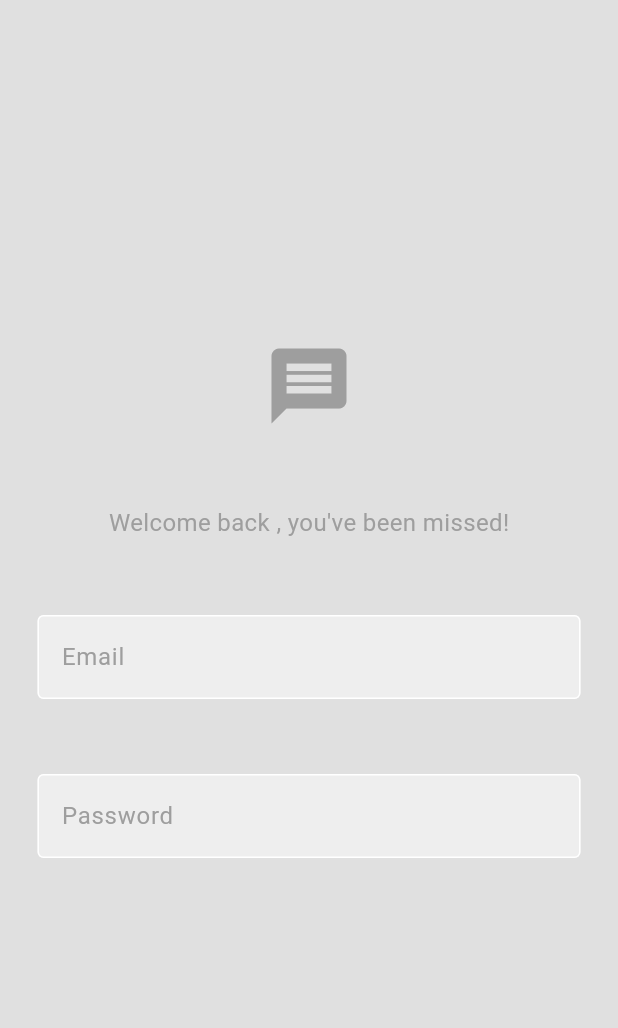
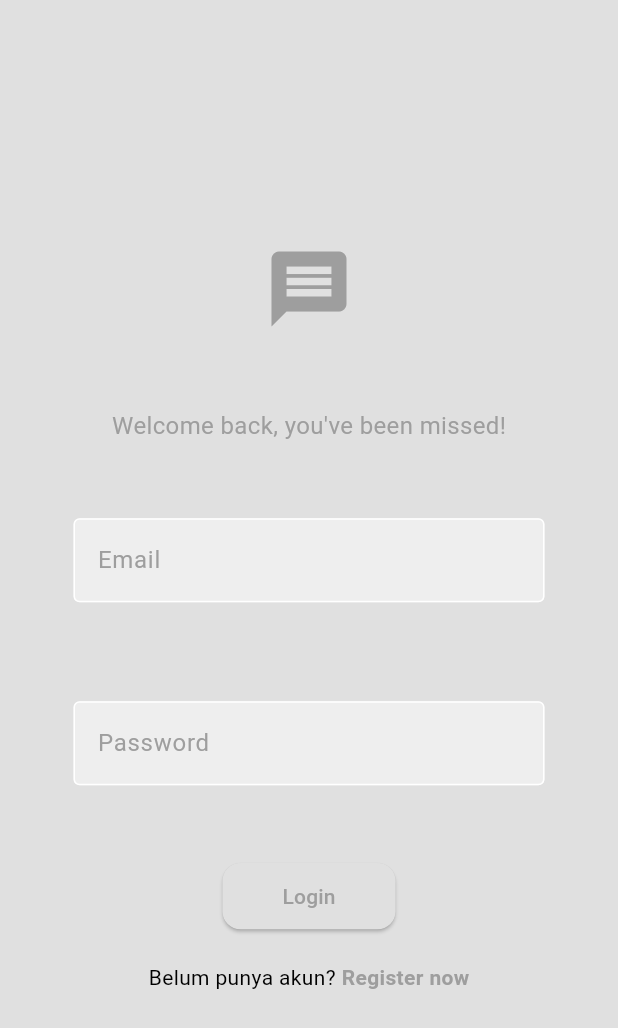
Before and after one commit to Revifaturahman/ChatsApp, a Flutter app: the screen it shows after launch, after a tap on "Skip", after a tap on "Mulai", on a phone screen of 412 x 824 dp. Shown: the top 1028 px of the screen. Run offline on Flutter 3.47's test engine with Material 3 defaults, Android fonts, the light colour scheme and no system bars; our stand-ins replace cloud_firestore, firebase_auth, firebase_core, introduction_screen; accounts and stored records are empty.

Commit message:
Refactor user authentication and management: update user model, repository, and service; implement login and registration features; enhance main layout with logout functionality.

```diff
--- a/lib/core/utils/auth.dart
+++ b/lib/core/utils/auth.dart
@@ -1,3 +1,5 @@
-import 'package:chatsapp/data/models/user_model.dart';
+import 'package:firebase_auth/firebase_auth.dart';
 
-Future<User?> getUser() async {}
+Future<User?> getUser() async {
+  return FirebaseAuth.instance.currentUser;
+}
--- a/lib/data/models/user_model.dart
+++ b/lib/data/models/user_model.dart
@@ -1,28 +1,19 @@
-class User {
+class UserModel {
   final String id;
-  final String accessToken;
   final String name;
-  final int no_phone;
-  final String? avatar;
+  final String email;
 
-  User({
-    required this.id,
-    required this.accessToken,
-    required this.name,
-    required this.no_phone,
-    this.avatar,
-  });
+  UserModel({required this.id, required this.name, required this.email});
 
-  factory User.fromJson(Map<String, dynamic> json) {
-    // final userJson = json['user'];
-    return User(
-      id: json['id'],
-      accessToken: json['accessToken'] ?? '',
-      name: json['name'],
-      no_phone: json['no_phone'] is int
-          ? json['no_phone']
-          : int.tryParse(json['no_phone'].toString()) ?? 0,
-      avatar: json['avatar'],
+  factory UserModel.fromMap(Map<String, dynamic> map, String id) {
+    return UserModel(
+      id: id,
+      name: map['name'] ?? '',
+      email: map['email'] ?? '',
     );
   }
+
+  Map<String, dynamic> toMap() {
+    return {"name": name, "email": email};
+  }
 }
--- a/lib/data/repository/user_repository.dart
+++ b/lib/data/repository/user_repository.dart
@@ -1,81 +1,68 @@
+import 'package:firebase_auth/firebase_auth.dart' as fb;
+import 'package:cloud_firestore/cloud_firestore.dart';
 import 'package:chatsapp/data/models/user_model.dart';
-import 'package:chatsapp/data/service/user_service.dart';
 
 class UserRepository {
+  final fb.FirebaseAuth _auth = fb.FirebaseAuth.instance;
+  final FirebaseFirestore _db = FirebaseFirestore.instance;
 
-  // sementara pakai dummy
-  final List<Map<String, dynamic>> dummyUsers = [
-    {
-      "id": "1",
-      "accessToken": "token_1",
-      "name": "Revi",
-      "no_phone": 812345001,
-    },
-    {
-      "id": "2",
-      "accessToken": "token_2",
-      "name": "Fatur",
-      "no_phone": 812345002,
-    },
-    {
-      "id": "3",
-      "accessToken": "token_3",
-      "name": "Dina",
-      "no_phone": 812345003,
-    },
-    {
-      "id": "4",
-      "accessToken": "token_4",
-      "name": "Andi",
-      "no_phone": 812345004,
-    },
-    {
-      "id": "5",
-      "accessToken": "token_5",
-      "name": "Siti",
-      "no_phone": 812345005,
-    },
-    {
-      "id": "6",
-      "accessToken": "token_6",
-      "name": "Budi",
-      "no_phone": 812345006,
-    },
-    {
-      "id": "7",
-      "accessToken": "token_7",
-      "name": "Rina",
-      "no_phone": 812345007,
-    },
-    {
-      "id": "8",
-      "accessToken": "token_8",
-      "name": "Agus",
-      "no_phone": 812345008,
-    },
-    {
-      "id": "9",
-      "accessToken": "token_9",
-      "name": "Nina",
-      "no_phone": 812345009,
-    },
-    {
-      "id": "10",
-      "accessToken": "token_10",
-      "name": "Rudi",
-      "no_phone": 812345010,
-    },
-  ];
+  // login email + password
+  Future<fb.User?> login(String email, String password) async {
+    final credential = await _auth.signInWithEmailAndPassword(
+      email: email,
+      password: password,
+    );
+    return credential.user;
+  }
 
-  final UserService service;
+  // register user baru + simpan ke Firestore
+  Future<UserModel?> register(
+    String name,
+    String email,
+    String password,
+  ) async {
+    final credential = await _auth.createUserWithEmailAndPassword(
+      email: email,
+      password: password,
+    );
 
-  UserRepository(this.service);
+    final fb.User? firebaseUser = credential.user;
 
-  Future<List<User>> getUsers() async {
-    // nanti ganti dengan:
-    // final response = await service.getUsers();
-    // final List data = jsonDecode(response.body);
+    if (firebaseUser != null) {
+      final userModel = UserModel(
+        id: firebaseUser.uid,
+        name: name,
+        email: email,
+      );
 
-    return dummyUsers.map((e) => User.fromJson(e)).toList();
+      await _db
+          .collection("users")
+          .doc(firebaseUser.uid)
+          .set(userModel.toMap());
+      return userModel;
+    }
+    return null;
+  }
+
+  // ambil profile user dari Firestore
+  Future<UserModel?> getUserProfile(String uid) async {
+    final doc = await _db.collection("users").doc(uid).get();
+    if (doc.exists) {
+      return UserModel.fromMap(doc.data()!, doc.id);
+    }
+    return null;
+  }
+
+  // ambil semua user
+  Future<List<UserModel>> getUsers() async {
+    final snapshot = await _db.collection("users").get();
+    return snapshot.docs
+        .map((doc) => UserModel.fromMap(doc.data(), doc.id))
+        .toList();
+  }
+
+  // logout
+  Future<void> logout() async {
+    await _auth.signOut();
   }
 }
--- a/lib/main.dart
+++ b/lib/main.dart
@@ -4,46 +4,34 @@ import 'package:chatsapp/data/repository/message_repository.dart';
 import 'package:chatsapp/data/service/chatparticipant_service.dart';
 import 'package:chatsapp/data/service/friends_service.dart';
 import 'package:chatsapp/data/service/message_service.dart';
-import 'package:chatsapp/presentation/pages/chatdetail_page.dart';
-import 'package:chatsapp/presentation/pages/friends_page.dart';
-import 'package:chatsapp/presentation/pages/group_page.dart';
-import 'package:chatsapp/presentation/pages/historychat_page.dart';
 import 'package:chatsapp/presentation/pages/intoductionscreen_page.dart';
-import 'package:chatsapp/presentation/pages/login.dart';
 import 'package:chatsapp/presentation/provider/chatparticipant_provider.dart';
 import 'package:chatsapp/presentation/provider/friends_provider.dart';
 import 'package:chatsapp/presentation/provider/message_provider.dart';
 import 'package:chatsapp/presentation/themes/lightmode.dart';
 import 'package:flutter/material.dart';
-import 'package:firebase_core/firebase_core.dart'; // <--- Tambahkan ini
-import 'package:introduction_screen/introduction_screen.dart';
-import 'firebase_options.dart'; // <--- Tambahkan ini
+import 'package:firebase_core/firebase_core.dart';
+import 'firebase_options.dart';
 import 'package:provider/provider.dart';
 import 'package:chatsapp/presentation/provider/user_provider.dart';
 import 'package:chatsapp/presentation/provider/chatroom_provider.dart';
 import 'package:chatsapp/data/repository/chatroom_repository.dart';
 import 'package:chatsapp/data/repository/user_repository.dart';
 import 'package:chatsapp/data/service/chatroom_service.dart';
-import 'package:chatsapp/data/service/user_service.dart';
 
 Future<void> main() async {
-  WidgetsFlutterBinding.ensureInitialized(); // <--- Tambahkan ini
-  await Firebase.initializeApp(
-    // <--- Tambahkan ini
-    options: DefaultFirebaseOptions.currentPlatform,
-  );
+  WidgetsFlutterBinding.ensureInitialized();
+  await Firebase.initializeApp(options: DefaultFirebaseOptions.currentPlatform);
   runApp(
     MultiProvider(
       providers: [
         ChangeNotifierProvider(
-          create: (_) =>
-              UserProvider(UserRepository(UserService()))
-                ..loadUser(), // otomatis load saat provider dibuat
+          create: (_) => UserProvider(UserRepository())..loadUsers(),
         ),
         ChangeNotifierProvider(
           create: (_) =>
               ChatRoomProvider(ChatRoomRepository(ChatRoomService()))
-                ..loadChatRooms(), // otomatis load chatroom
+                ..loadChatRooms(),
         ),
         ChangeNotifierProvider(
           create: (_) => MessageProvider(MessageRepository(MessageService())),
--- a/lib/presentation/pages/intoductionscreen_page.dart
+++ b/lib/presentation/pages/intoductionscreen_page.dart
@@ -72,7 +72,7 @@ class IntroductionScreenPage extends StatelessWidget {
         onDone: () {
           Navigator.pushReplacement(
             context,
-            MaterialPageRoute(builder: (_) => Loginpage()),
+            MaterialPageRoute(builder: (_) => LoginPage()),
           );
         },
         dotsDecorator: DotsDecorator(
--- a/lib/presentation/pages/login.dart
+++ b/lib/presentation/pages/login.dart
@@ -1,65 +1,140 @@
-import 'package:chatsapp/presentation/provider/chatroom_provider.dart';
 import 'package:chatsapp/widgets/my_teksfield.dart';
+import 'package:chatsapp/widgets/main_layout.dart';
 import 'package:flutter/material.dart';
-import 'package:firebase_auth/firebase_auth.dart';
 import 'package:provider/provider.dart';
 import 'package:chatsapp/presentation/provider/user_provider.dart';
 
-class Loginpage extends StatelessWidget {
-  //email dan pw controller
+class LoginPage extends StatefulWidget {
+  const LoginPage({super.key});
+
+  @override
+  State<LoginPage> createState() => _LoginPageState();
+}
+
+class _LoginPageState extends State<LoginPage> {
   final TextEditingController emailController = TextEditingController();
   final TextEditingController passwordController = TextEditingController();
+  bool _isLoading = false;
 
-  Loginpage({super.key});
+  @override
+  void dispose() {
+    emailController.dispose();
+    passwordController.dispose();
+    super.dispose();
+  }
+
+  Future<void> _login() async {
+    final email = emailController.text.trim();
+    final password = passwordController.text.trim();
+
+    if (email.isEmpty || password.isEmpty) {
+      ScaffoldMessenger.of(context).showSnackBar(
+        const SnackBar(content: Text("Email dan password wajib diisi")),
+      );
+      return;
+    }
+
+    setState(() => _isLoading = true);
+
+    final provider = Provider.of<UserProvider>(context, listen: false);
+    final success = await provider.login(email, password);
+
+    setState(() => _isLoading = false);
+
+    if (success) {
+      Navigator.pushReplacement(
+        context,
+        MaterialPageRoute(
+          builder: (context) => MainLayout(
+            body: Center(
+              child: Text(
+                "Selamat datang ${provider.currentUser?.name ?? email}!",
+                style: const TextStyle(fontSize: 18),
+              ),
+            ),
+          ),
+        ),
+      );
+    } else {
+      ScaffoldMessenger.of(
+        context,
+      ).showSnackBar(const SnackBar(content: Text("Login gagal")));
+    }
+  }
 
   @override
   Widget build(BuildContext context) {
-
-    // final provider = Provider.of<UserProvider>(context, listen: false);
-    // final provider = Provider.of<ChatRoomProvider>(context, listen: false);
-
     return Scaffold(
       backgroundColor: Theme.of(context).colorScheme.surface,
       body: Center(
+        child: SingleChildScrollView(
+          padding: const EdgeInsets.symmetric(horizontal: 24),
           child: Column(
             mainAxisAlignment: MainAxisAlignment.center,
             children: [
-            //logo
               Icon(
                 Icons.message,
                 size: 60,
                 color: Theme.of(context).colorScheme.primary,
               ),
-
-            SizedBox(height: 50),
-
-            //welcome back text
+              const SizedBox(height: 50),
               Text(
-              "Welcome back , you've been missed!",
+                "Welcome back, you've been missed!",
                 style: TextStyle(
                   color: Theme.of(context).colorScheme.primary,
                   fontSize: 16,
                 ),
               ),
-            SizedBox(height: 25),
-            //email textfield
+              const SizedBox(height: 25),
               Myteksfield(
                 hintText: "Email",
                 obscureText: false,
                 controller: emailController,
               ),
-
-            //password textfield
+              const SizedBox(height: 16),
               Myteksfield(
                 hintText: "Password",
                 obscureText: true,
                 controller: passwordController,
               ),
-
-            //login button
-
-            //register now
+              const SizedBox(height: 25),
+              _isLoading
+                  ? const CircularProgressIndicator()
+                  : ElevatedButton(
+                      onPressed: _login,
+                      style: ElevatedButton.styleFrom(
+                        padding: const EdgeInsets.symmetric(
+                          horizontal: 40,
+                          vertical: 12,
+                        ),
+                        shape: RoundedRectangleBorder(
+                          borderRadius: BorderRadius.circular(12),
+                        ),
+                      ),
+                      child: const Text("Login"),
+                    ),
+              const SizedBox(height: 20),
+              Row(
+                mainAxisAlignment: MainAxisAlignment.center,
+                children: [
+                  const Text("Belum punya akun? "),
+                  GestureDetector(
+                    onTap: () {
+                      // TODO: ganti dengan halaman register
+                      print("Navigasi ke register page");
+                    },
+                    child: Text(
+                      "Register now",
+                      style: TextStyle(
+                        color: Theme.of(context).colorScheme.primary,
+                        fontWeight: FontWeight.bold,
+                      ),
+                    ),
+                  ),
                 ],
+              ),
+            ],
+          ),
         ),
       ),
     );
--- a/lib/presentation/provider/user_provider.dart
+++ b/lib/presentation/provider/user_provider.dart
@@ -1,20 +1,47 @@
+import 'package:flutter/material.dart';
 import 'package:chatsapp/data/models/user_model.dart';
 import 'package:chatsapp/data/repository/user_repository.dart';
-import 'package:flutter/material.dart';
 
 class UserProvider extends ChangeNotifier {
-  UserRepository userRepository;
-  List<User> users = [];
+  final UserRepository userRepository;
+  List<UserModel> users = [];
+  UserModel? currentUser;
 
   UserProvider(this.userRepository);
 
-  Future<void> loadUser() async {
-    print("DEBUG: mulai load users...");
+  // login
+  Future<bool> login(String email, String password) async {
+    final fbUser = await userRepository.login(email, password);
+    if (fbUser != null) {
+      final profile = await userRepository.getUserProfile(fbUser.uid);
+      currentUser = profile;
+      notifyListeners();
+      return true;
+    }
+    return false;
+  }
+
+  // register
+  Future<bool> register(String name, String email, String password) async {
+    final newUser = await userRepository.register(name, email, password);
+    if (newUser != null) {
+      currentUser = newUser;
+      notifyListeners();
+      return true;
+    }
+    return false;
+  }
+
+  // logout
+  Future<void> logout() async {
+    await userRepository.logout();
+    currentUser = null;
+    notifyListeners();
+  }
+
+  // ambil semua user
+  Future<void> loadUsers() async {
     users = await userRepository.getUsers();
-    print("DEBUG: total users = ${users.length}");
-    for (var u in users) {
-      print("DEBUG: ${u.id} - ${u.name}");
-    }
     notifyListeners();
   }
 }
--- a/pubspec.yaml
+++ b/pubspec.yaml
@@ -32,6 +32,7 @@ dependencies:
   device_info_plus: ^11.5.0
   firebase_auth: ^5.1.0
   firebase_core: ^3.4.0
+  cloud_firestore: ^5.4.0
   flutter:
     sdk: flutter
   flutter_launcher_icons: ^0.14.4
```
Also changed, not shown: lib/core/utils/api_request.dart (+5 -49 lines), lib/data/service/user_service.dart (+48 -9 lines), lib/widgets/main_layout.dart (+19 -4 lines). Lines whose indentation alone changed are shown as unchanged.
